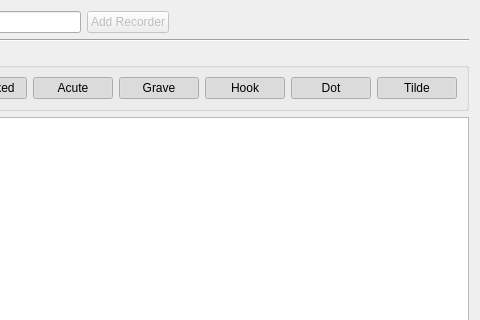
Above: record.ui from longtranphu2006/vietnamese-words before the change; both pictures show x 367 to 847 and y 0 to 320 of the 847 by 512 pixel window. Below: the same form after it.
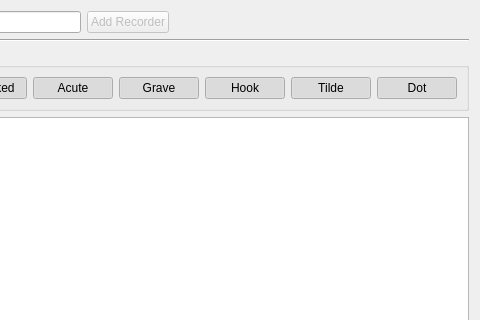
That is the form after the change. Icons and pictures are not drawn.

```diff
--- a/record.ui
+++ b/record.ui
@@ -155,22 +155,6 @@
             </attribute>
            </widget>
           </item>
-          <item>
-           <widget class="QPushButton" name="diaDotButton">
-            <property name="text">
-             <string>Dot</string>
-            </property>
-            <property name="checkable">
-             <bool>true</bool>
-            </property>
-            <property name="checked">
-             <bool>true</bool>
-            </property>
-            <attribute name="buttonGroup">
-             <string notr="true">diacriticGroup</string>
-            </attribute>
-           </widget>
-          </item>
           <item>
            <widget class="QPushButton" name="diaTildeButton">
             <property name="text">
@@ -187,6 +171,22 @@
             </attribute>
            </widget>
           </item>
+          <item>
+           <widget class="QPushButton" name="diaDotButton">
+            <property name="text">
+             <string>Dot</string>
+            </property>
+            <property name="checkable">
+             <bool>true</bool>
+            </property>
+            <property name="checked">
+             <bool>true</bool>
+            </property>
+            <attribute name="buttonGroup">
+             <string notr="true">diacriticGroup</string>
+            </attribute>
+           </widget>
+          </item>
          </layout>
         </widget>
        </item>
```
Left out of the diff: 9 changed lines with no effect on the pictures.
